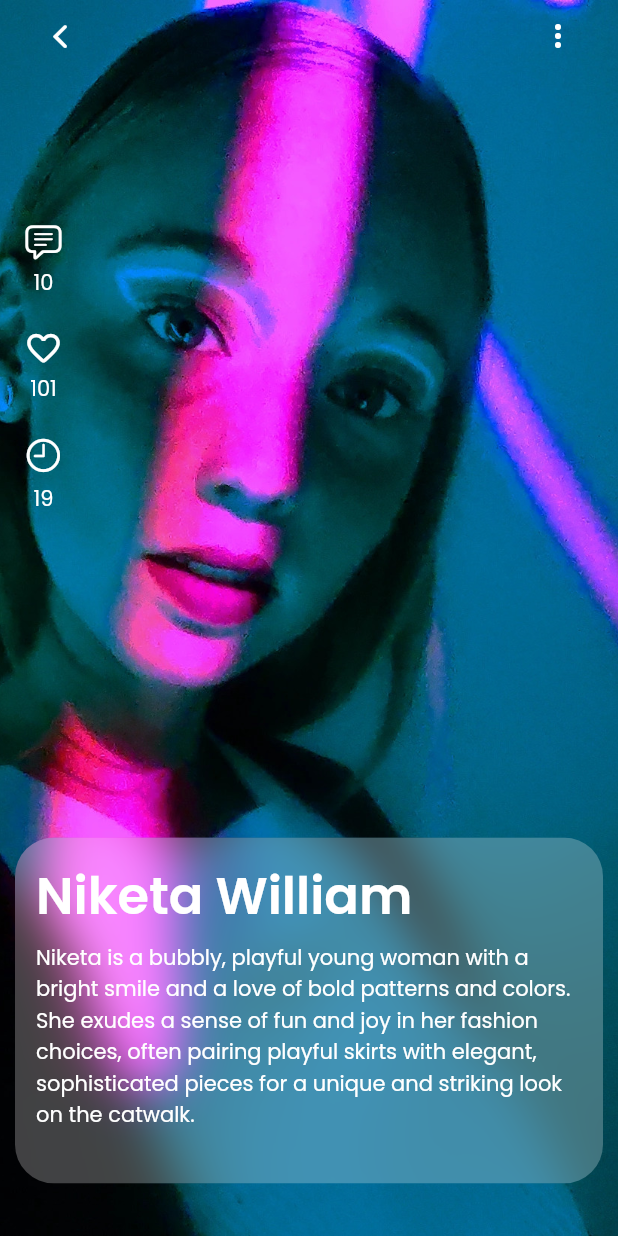
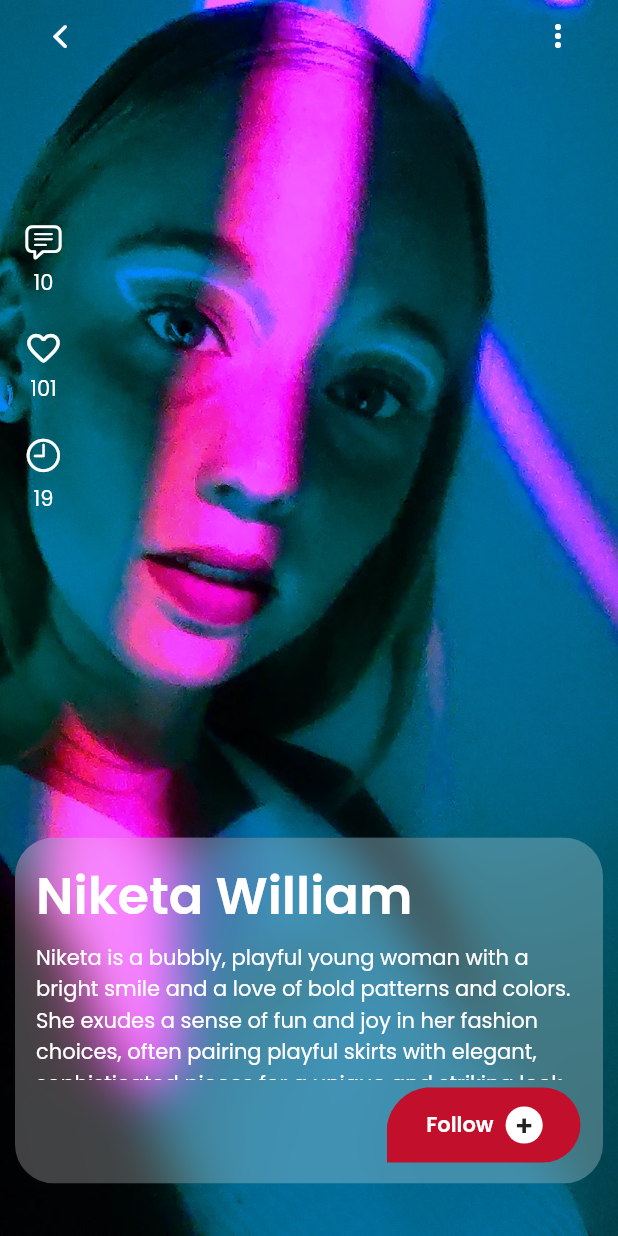
Before and after one commit to faithomotoso/fashion_app_replica, a Flutter app: the screen it shows after launch, after a tap on "Niketa William", on a phone screen of 412 x 824 dp. Run offline on Flutter 3.47's test engine with Material 2 defaults, Android fonts, the light colour scheme and no system bars; our stand-ins replace flutter_riverpod.

Commit message:
Added follow button

```diff
--- a/lib/ui/pages/model_detail_view.dart
+++ b/lib/ui/pages/model_detail_view.dart
@@ -2,6 +2,7 @@ import 'dart:ui';
 
 import 'package:fashion_app_replica/core/models/fashion_model.dart';
 import 'package:fashion_app_replica/ui/widgets/comment_icon.dart';
+import 'package:fashion_app_replica/ui/widgets/follow_button.dart';
 import 'package:fashion_app_replica/ui/widgets/like_icon.dart';
 import 'package:fashion_app_replica/ui/widgets/minutes_icon.dart';
 import 'package:fashion_app_replica/utils/utils.dart';
@@ -130,7 +131,13 @@ class _ModelDetailViewState extends ConsumerState<ModelDetailView> {
                             style: const TextStyle(color: Colors.white),
                           ),
                         ),
-                      )
+                      ),
+                      const SizedBox(
+                        height: 5,
+                      ),
+                      const Align(
+                          alignment: Alignment.centerRight,
+                          child: FollowButton())
                     ],
                   ),
                 ),
--- /dev/null
+++ b/lib/ui/widgets/follow_button.dart
@@ -0,0 +1,69 @@
+import 'package:fashion_app_replica/utils/colors.dart';
+import 'package:flutter/material.dart';
+
+class FollowButton extends StatelessWidget {
+  const FollowButton({super.key});
+
+  @override
+  Widget build(BuildContext context) {
+    return CustomPaint(
+      painter: _FollowButtonShape(),
+      child: SizedBox(
+        width: 130,
+        height: 50,
+        child: Row(
+          mainAxisSize: MainAxisSize.min,
+          mainAxisAlignment: MainAxisAlignment.center,
+          children: [
+            const Text(
+              "Follow",
+              style:
+                  TextStyle(fontWeight: FontWeight.bold, color: Colors.white),
+            ),
+            const SizedBox(width: 8,),
+            Container(
+              decoration: const BoxDecoration(
+                shape: BoxShape.circle,
+                color: Colors.white,
+              ),
+              padding: const EdgeInsets.all(6),
+              child: const Center(
+                child: Text(
+                  "+",
+                  style: TextStyle(fontWeight: FontWeight.bold, fontSize: 19),
+                ),
+              ),
+            )
+          ],
+        ),
+      ),
+    );
+  }
+}
+
+class _FollowButtonShape extends CustomPainter {
+  @override
+  void paint(Canvas canvas, Size size) {
+    Paint paint = Paint()..color = AppColors.red;
+
+    Path path = Path();
+    path.moveTo(0, size.height);
+
+    path.lineTo(0.0, size.height * 0.5);
+    path.arcToPoint(
+      Offset(size.width * 0.2, 0),
+      radius: const Radius.circular(30),
+    );
+
+    path.lineTo(size.width * 0.8, 0);
+    path.arcToPoint(Offset(size.width * 0.8, size.height),
+        radius: const Radius.circular(10));
+
+    canvas.drawPath(path, paint);
+  }
+
+  @override
+  bool shouldRepaint(covariant CustomPainter oldDelegate) {
+    return false;
+  }
+}
```
